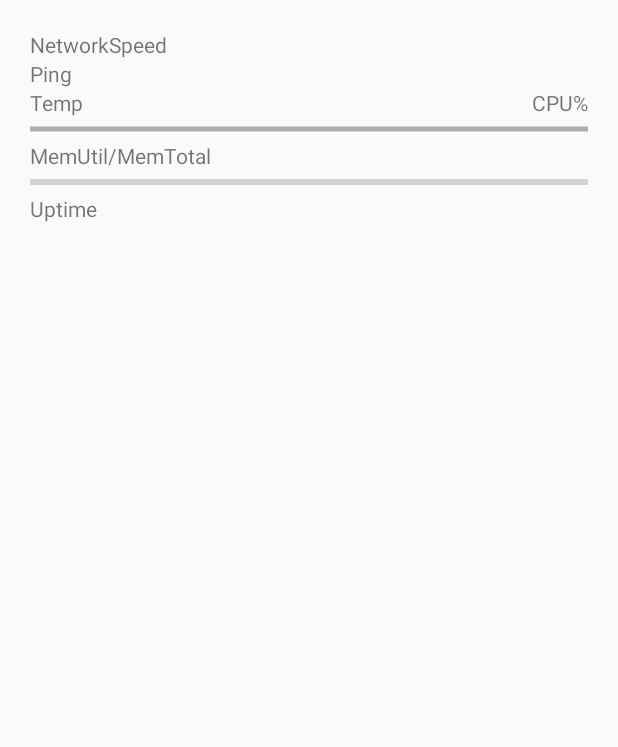
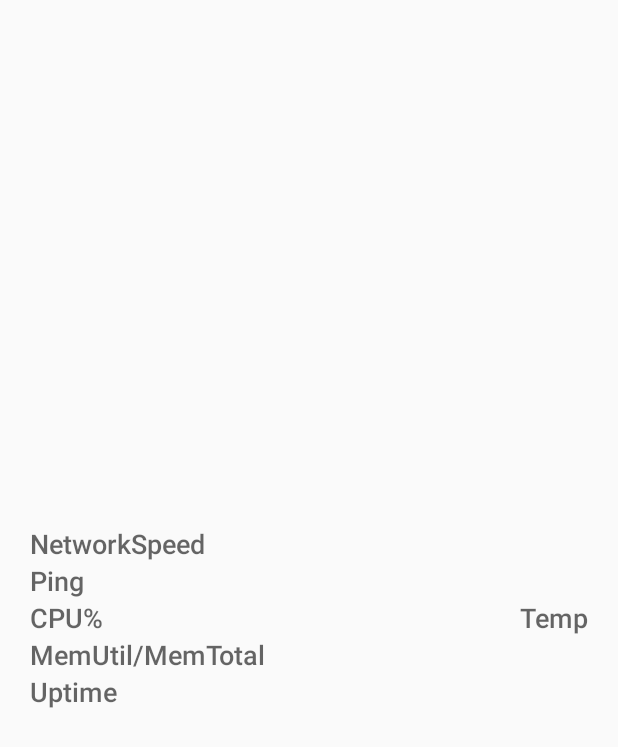
Before and after one commit to Puzzak/GlassPTK, an Android app: the layout live_card.xml on its own in the app's theme, with its tools: preview values and no code run, on a phone screen of 412 x 824 dp. Shown: the top 747 px of the screen. Run offline under Robolectric (Android 15) with nearby library versions, the phone set to English and light mode, and no system bars.

Commit message:
Finishing UI

```diff
--- a/app/src/main/res/layout/live_card.xml
+++ b/app/src/main/res/layout/live_card.xml
@@ -2,6 +2,7 @@
     xmlns:tools="http://schemas.android.com/tools"
     android:layout_width="match_parent"
     android:layout_height="match_parent"
+    android:layout_gravity="fill"
     android:padding="@dimen/card_margin"
     tools:context=".LiveCardService">
 
@@ -48,7 +49,8 @@
         android:layout_width="wrap_content"
         android:layout_height="wrap_content"
         android:text="NetworkSpeed"
-        android:layout_alignParentTop="true"
+        android:textAppearance="@android:style/TextAppearance.DeviceDefault.Medium"
+        android:layout_above="@+id/ping"
         android:layout_alignParentStart="true" />
 
     <TextView
@@ -56,7 +58,8 @@
         android:layout_width="wrap_content"
         android:layout_height="wrap_content"
         android:text="Ping"
-        android:layout_below="@+id/netspeed"
+        android:textAppearance="@android:style/TextAppearance.DeviceDefault.Medium"
+        android:layout_above="@+id/cpuUtilPercent"
         android:layout_alignParentStart="true" />
 
     <TextView
@@ -64,45 +67,27 @@
         android:layout_width="wrap_content"
         android:layout_height="wrap_content"
         android:text="Temp"
-        android:layout_below="@+id/ping"
-        android:layout_alignParentStart="true" />
+        android:textAppearance="@android:style/TextAppearance.DeviceDefault.Medium"
+        android:layout_alignBaseline="@+id/cpuUtilPercent"
+        android:layout_alignBottom="@+id/cpuUtilPercent"
+        android:layout_alignParentEnd="true" />
 
     <TextView
         android:id="@+id/cpuUtilPercent"
         android:layout_width="wrap_content"
         android:layout_height="wrap_content"
         android:text="CPU%"
-        android:layout_alignBaseline="@+id/temperature"
-        android:layout_alignBottom="@+id/temperature"
-        android:layout_alignParentEnd="true" />
-
-    <ProgressBar
-        android:id="@+id/cpuBar"
-        style="@android:style/Widget.Holo.Light.ProgressBar.Horizontal"
-        android:layout_width="wrap_content"
-        android:layout_height="wrap_content"
-        android:layout_alignParentEnd="true"
-        android:layout_alignParentStart="true"
-        android:layout_below="@+id/cpuUtilPercent"
-        android:background="?android:attr/colorBackground"
-        android:indeterminate="false"
-        tools:indeterminate="false" />
-
-    <ProgressBar
-        android:id="@+id/MemBar"
-        style="?android:attr/progressBarStyleHorizontal"
-        android:layout_width="wrap_content"
-        android:layout_height="wrap_content"
-        android:layout_below="@+id/memUtilDatal"
-        android:layout_alignParentStart="true"
-        android:layout_alignParentEnd="true" />
+        android:textAppearance="@android:style/TextAppearance.DeviceDefault.Medium"
+        android:layout_centerVertical="true"
+        android:layout_alignParentStart="true" />
 
     <TextView
         android:id="@+id/memUtilDatal"
         android:layout_width="wrap_content"
         android:layout_height="wrap_content"
         android:text="MemUtil/MemTotal"
-        android:layout_below="@+id/cpuBar"
+        android:textAppearance="@android:style/TextAppearance.DeviceDefault.Medium"
+        android:layout_below="@+id/cpuUtilPercent"
         android:layout_alignParentStart="true" />
 
     <TextView
@@ -110,8 +95,10 @@
         android:layout_width="wrap_content"
         android:layout_height="wrap_content"
         android:text="Uptime"
-        android:layout_below="@+id/MemBar"
+        android:textAppearance="@android:style/TextAppearance.DeviceDefault.Medium"
+        android:layout_below="@+id/memUtilDatal"
         android:layout_alignParentStart="true" />
+
     <!--android:visibility="visible"-->
 
 
```
Also changed, not shown: app/src/main/java/page/puzzak/ptk/glass/DownloadDataTask.java (+13 -6 lines).
